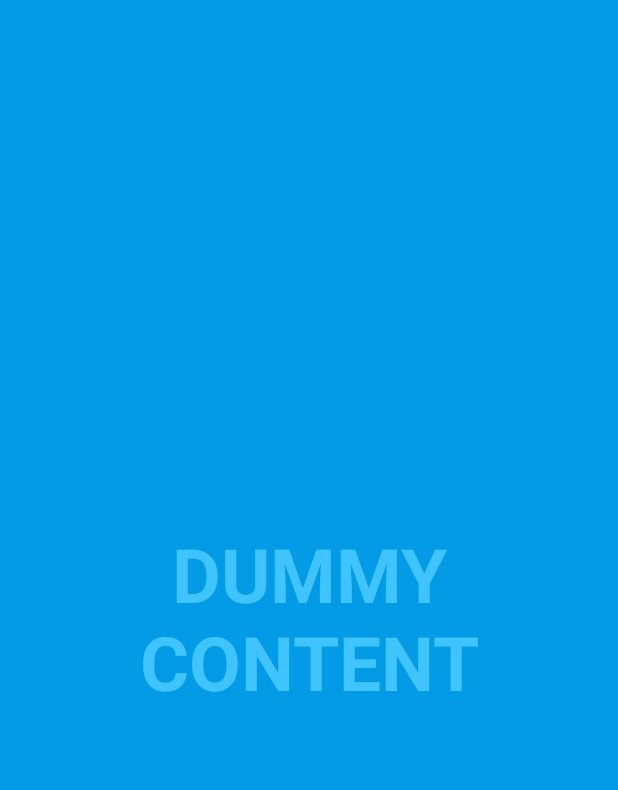
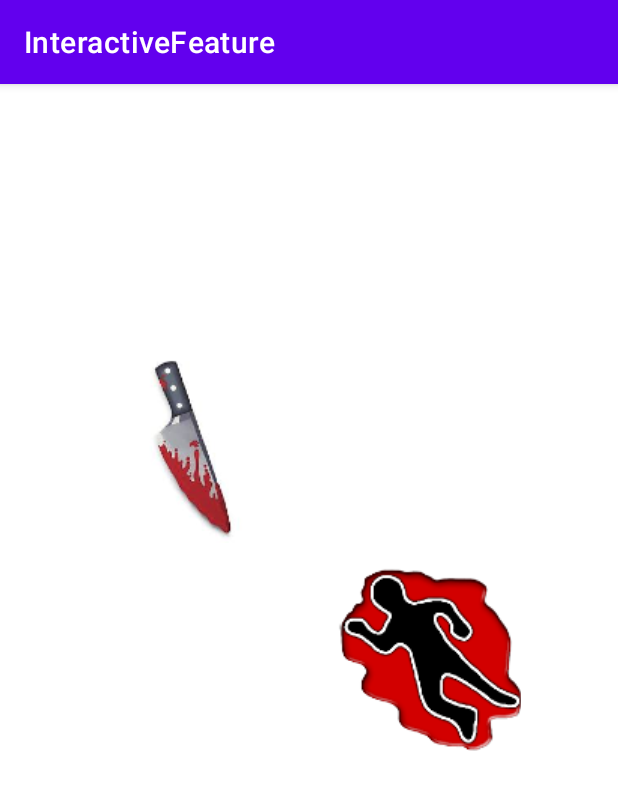
Before and after one commit to tinkerjyc/Elysium-Adventure, an Android app: the screen it shows after launch (FullscreenActivity before the commit, MainActivity after it), on a phone screen of 412 x 824 dp. Shown: the top 790 px of the screen. Run offline under Robolectric (Android 15) with nearby library versions, the phone set to English and light mode, and no system bars.

Commit message:
Completed the interactivie sample scene(no firebase for now)

```diff
--- a/app/build.gradle
+++ b/app/build.gradle
@@ -6,7 +6,7 @@ android {
     compileSdk 32
 
     defaultConfig {
-        applicationId "neu.madm.awesome"
+        applicationId "edu.neu.madcourse.interactivefeature"
         minSdk 26
         targetSdk 32
         versionCode 1
@@ -25,15 +25,13 @@ android {
         sourceCompatibility JavaVersion.VERSION_1_8
         targetCompatibility JavaVersion.VERSION_1_8
     }
-    buildFeatures {
-        viewBinding true
-    }
 }
 
 dependencies {
 
     implementation 'androidx.appcompat:appcompat:1.4.1'
     implementation 'com.google.android.material:material:1.5.0'
+    implementation 'androidx.constraintlayout:constraintlayout:2.1.3'
     testImplementation 'junit:junit:4.13.2'
     androidTestImplementation 'androidx.test.ext:junit:1.1.3'
     androidTestImplementation 'androidx.test.espresso:espresso-core:3.4.0'
--- /dev/null
+++ b/app/src/main/res/layout/activity_main.xml
@@ -0,0 +1,35 @@
+<?xml version="1.0" encoding="utf-8"?>
+<androidx.constraintlayout.widget.ConstraintLayout xmlns:android="http://schemas.android.com/apk/res/android"
+    xmlns:app="http://schemas.android.com/apk/res-auto"
+    xmlns:tools="http://schemas.android.com/tools"
+    android:layout_width="match_parent"
+    android:layout_height="match_parent"
+    tools:context=".MainActivity">
+
+    <ImageButton
+        android:id="@+id/imageButton"
+        android:layout_width="122dp"
+        android:layout_height="122dp"
+        android:onClick="knifeWithBloodImageOnClick"
+        app:layout_constraintBottom_toBottomOf="parent"
+        app:layout_constraintEnd_toEndOf="parent"
+        app:layout_constraintHorizontal_bias="0.224"
+        app:layout_constraintStart_toStartOf="parent"
+        app:layout_constraintTop_toTopOf="parent"
+        app:layout_constraintVertical_bias="0.285"
+        app:srcCompat="@drawable/knifewithbloodsmall" />
+
+    <ImageButton
+        android:id="@+id/imageButton2"
+        android:layout_width="122dp"
+        android:layout_height="122dp"
+        android:onClick="deadBodyImageOnClick"
+        app:layout_constraintBottom_toBottomOf="parent"
+        app:layout_constraintEnd_toEndOf="parent"
+        app:layout_constraintHorizontal_bias="0.778"
+        app:layout_constraintStart_toStartOf="parent"
+        app:layout_constraintTop_toTopOf="parent"
+        app:layout_constraintVertical_bias="0.499"
+        app:srcCompat="@drawable/deadbodysmall" />
+
+</androidx.constraintlayout.widget.ConstraintLayout>
--- a/app/src/main/res/values-night/themes.xml
+++ b/app/src/main/res/values-night/themes.xml
@@ -1,6 +1,6 @@
 <resources xmlns:tools="http://schemas.android.com/tools">
     <!-- Base application theme. -->
-    <style name="Theme.ElysiumAdventure" parent="Theme.MaterialComponents.DayNight.DarkActionBar">
+    <style name="Theme.InteractiveFeature" parent="Theme.MaterialComponents.DayNight.DarkActionBar">
         <!-- Primary brand color. -->
         <item name="colorPrimary">@color/purple_200</item>
         <item name="colorPrimaryVariant">@color/purple_700</item>
@@ -13,9 +13,4 @@
         <item name="android:statusBarColor" tools:targetApi="l">?attr/colorPrimaryVariant</item>
         <!-- Customize your theme here. -->
     </style>
-
-    <style name="ThemeOverlay.ElysiumAdventure.FullscreenContainer" parent="">
-        <item name="fullscreenBackgroundColor">@color/light_blue_900</item>
-        <item name="fullscreenTextColor">@color/light_blue_A400</item>
-    </style>
 </resources>
--- a/app/src/main/res/values/colors.xml
+++ b/app/src/main/res/values/colors.xml
@@ -7,9 +7,4 @@
     <color name="teal_700">#FF018786</color>
     <color name="black">#FF000000</color>
     <color name="white">#FFFFFFFF</color>
-    <color name="light_blue_600">#FF039BE5</color>
-    <color name="light_blue_900">#FF01579B</color>
-    <color name="light_blue_A200">#FF40C4FF</color>
-    <color name="light_blue_A400">#FF00B0FF</color>
-    <color name="black_overlay">#66000000</color>
 </resources>
--- a/app/src/main/res/values/strings.xml
+++ b/app/src/main/res/values/strings.xml
@@ -1,5 +1,3 @@
 <resources>
-    <string name="app_name">Elysium-Adventure</string>
-    <string name="dummy_button">Dummy Button</string>
-    <string name="dummy_content">DUMMY\nCONTENT</string>
+    <string name="app_name">InteractiveFeature</string>
 </resources>
--- a/app/src/main/res/values/themes.xml
+++ b/app/src/main/res/values/themes.xml
@@ -1,6 +1,6 @@
 <resources xmlns:tools="http://schemas.android.com/tools">
     <!-- Base application theme. -->
-    <style name="Theme.ElysiumAdventure" parent="Theme.MaterialComponents.DayNight.DarkActionBar">
+    <style name="Theme.InteractiveFeature" parent="Theme.MaterialComponents.DayNight.DarkActionBar">
         <!-- Primary brand color. -->
         <item name="colorPrimary">@color/purple_500</item>
         <item name="colorPrimaryVariant">@color/purple_700</item>
@@ -13,17 +13,4 @@
         <item name="android:statusBarColor" tools:targetApi="l">?attr/colorPrimaryVariant</item>
         <!-- Customize your theme here. -->
     </style>
-
-    <style name="Theme.ElysiumAdventure.Fullscreen" parent="Theme.ElysiumAdventure">
-        <item name="android:actionBarStyle">
-            @style/Widget.Theme.ElysiumAdventure.ActionBar.Fullscreen
-        </item>
-        <item name="android:windowActionBarOverlay">true</item>
-        <item name="android:windowBackground">@null</item>
-    </style>
-
-    <style name="ThemeOverlay.ElysiumAdventure.FullscreenContainer" parent="">
-        <item name="fullscreenBackgroundColor">@color/light_blue_600</item>
-        <item name="fullscreenTextColor">@color/light_blue_A200</item>
-    </style>
 </resources>
--- a/settings.gradle
+++ b/settings.gradle
@@ -12,5 +12,5 @@ dependencyResolutionManagement {
         mavenCentral()
     }
 }
-rootProject.name = "Elysium-Adventure"
+rootProject.name = "InteractiveFeature"
 include ':app'
```
Also changed, not shown: app/src/main/AndroidManifest.xml (+4 -7 lines), app/src/main/java/edu/neu/madcourse/interactivefeature/MainActivity.java (added, +62 -0 lines), app/src/main/res/layout/dead_body.xml (added, +16 -0 lines), app/src/main/res/layout/knife_with_blood.xml (added, +16 -0 lines), app/src/main/res/drawable-v24/deadbodybig.png (added), app/src/main/res/drawable-v24/deadbodysmall.png (added), app/src/main/res/drawable-v24/knifewithbloodbig.jpg (added), app/src/main/res/drawable-v24/knifewithbloodsmall.png (added), gradle/wrapper/gradle-wrapper.properties, 2 other files.
